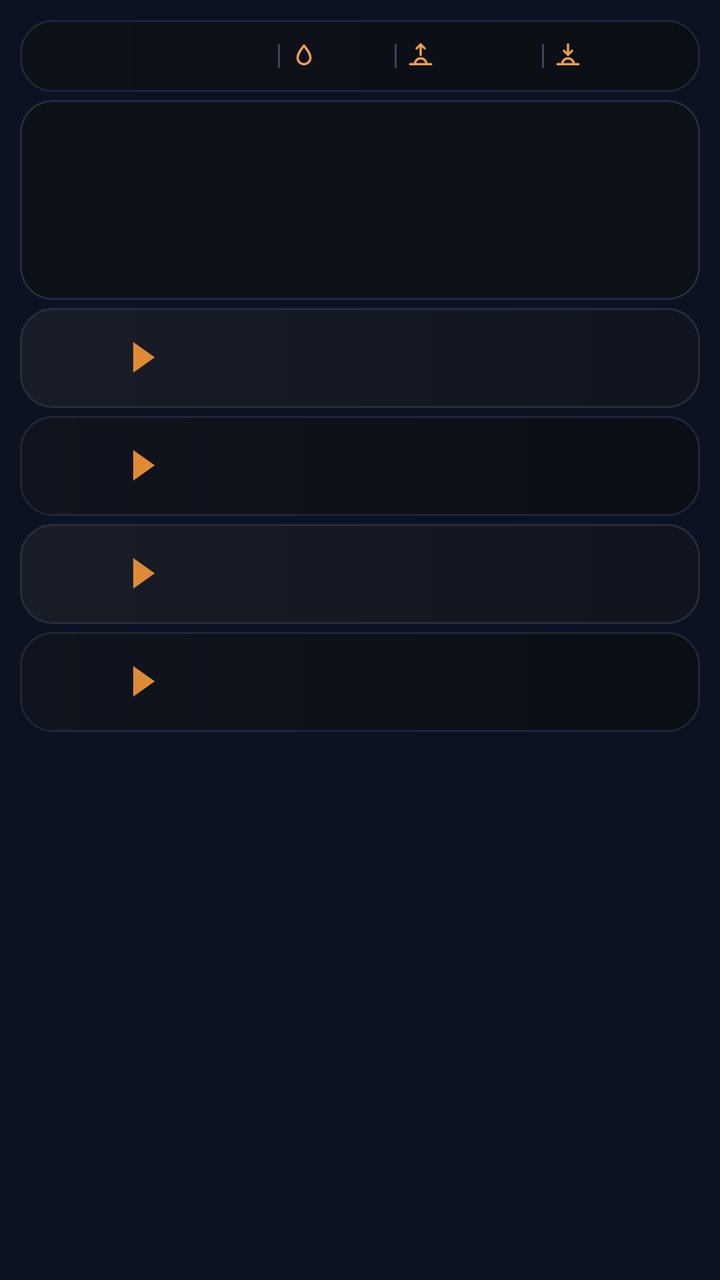
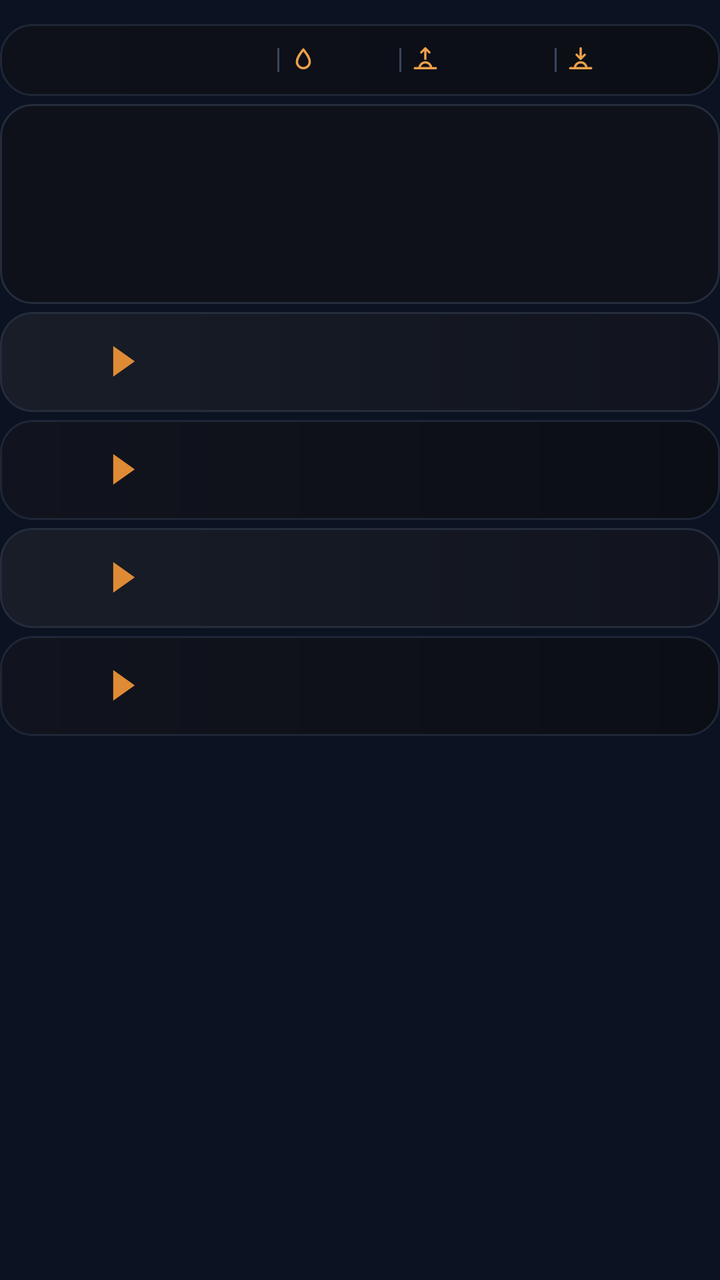

Screens rendered from an Android XML layout before and after an edit, with the pre-edit source and the edit as a unified diff.
<!-- AndroidManifest.xml: application theme AppTheme -->
<!-- res/layout/widget_k4.xml -->
<?xml version="1.0" encoding="utf-8"?>
<FrameLayout xmlns:android="http://schemas.android.com/apk/res/android"
    android:id="@+id/root"
    android:layout_width="match_parent"
    android:layout_height="match_parent"
    android:padding="10dp">

    <LinearLayout
        android:layout_width="match_parent"
        android:layout_height="wrap_content"
        android:orientation="vertical">
        <LinearLayout
            android:layout_width="match_parent"
            android:layout_height="36dp"
            android:orientation="horizontal"
            android:gravity="center"
            android:background="@drawable/cur_header"
            android:paddingStart="10dp"
            android:paddingEnd="10dp">
            <ImageView
                android:id="@+id/hdr_feels"
                android:layout_width="0dp"
                android:layout_height="18dp"
                android:layout_weight="15"
                android:scaleType="fitCenter" />
            <ImageView
                android:id="@+id/sep0"
                android:layout_width="1dp"
                android:layout_height="12dp"
                android:src="@drawable/cur_sep"
                android:layout_marginStart="5dp"
                android:layout_marginEnd="5dp"
                android:scaleType="fitXY" />
            <ImageView
                android:id="@+id/ic0"
                android:layout_width="14dp"
                android:layout_height="14dp"
                android:src="@drawable/ic_drop"
                android:scaleType="fitCenter" />
            <ImageView
                android:id="@+id/hdr_hum"
                android:layout_width="0dp"
                android:layout_height="18dp"
                android:layout_weight="4"
                android:layout_marginStart="3dp"
                android:scaleType="fitStart" />
            <ImageView
                android:id="@+id/sep1"
                android:layout_width="1dp"
                android:layout_height="12dp"
                android:src="@drawable/cur_sep"
                android:layout_marginStart="5dp"
                android:layout_marginEnd="5dp"
                android:scaleType="fitXY" />
            <ImageView
                android:id="@+id/ic1"
                android:layout_width="14dp"
                android:layout_height="14dp"
                android:src="@drawable/ic_sunrise"
                android:scaleType="fitCenter" />
            <ImageView
                android:id="@+id/hdr_rise"
                android:layout_width="0dp"
                android:layout_height="18dp"
                android:layout_weight="6"
                android:layout_marginStart="3dp"
                android:scaleType="fitStart" />
            <ImageView
                android:id="@+id/sep2"
                android:layout_width="1dp"
                android:layout_height="12dp"
                android:src="@drawable/cur_sep"
                android:layout_marginStart="5dp"
                android:layout_marginEnd="5dp"
                android:scaleType="fitXY" />
            <ImageView
                android:id="@+id/ic2"
                android:layout_width="14dp"
                android:layout_height="14dp"
                android:src="@drawable/ic_sunset"
                android:scaleType="fitCenter" />
            <ImageView
                android:id="@+id/hdr_set"
                android:layout_width="0dp"
                android:layout_height="18dp"
                android:layout_weight="6"
                android:layout_marginStart="3dp"
                android:scaleType="fitStart" />
        </LinearLayout>
        <LinearLayout
            android:layout_width="match_parent"
            android:layout_height="100dp"
            android:orientation="horizontal"
            android:layout_marginTop="4dp"
            android:background="@drawable/cur_clocks"
            android:clipToOutline="true"
            android:padding="1dp">
            <FrameLayout
                android:layout_width="0dp"
                android:layout_height="match_parent"
                android:layout_weight="1">
                <ImageView
                    android:id="@+id/clk_bg_0"
                    android:layout_width="match_parent"
                    android:layout_height="match_parent"
                    android:scaleType="fitXY" />
                <LinearLayout
                    android:layout_width="match_parent"
                    android:layout_height="match_parent"
                    android:orientation="vertical"
                    android:gravity="center"
                    android:paddingStart="2dp"
                    android:paddingEnd="2dp">
                    <ImageView
                        android:id="@+id/clk_day_0"
                        android:layout_width="match_parent"
                        android:layout_height="16dp"
                        android:scaleType="fitCenter" />
                    <ImageView
                        android:id="@+id/clk_time_0"
                        android:layout_width="match_parent"
                        android:layout_height="30dp"
                        android:scaleType="fitCenter" />
                    <ImageView
                        android:id="@+id/clk_city_0"
                        android:layout_width="match_parent"
                        android:layout_height="17dp"
                        android:scaleType="fitCenter" />
                </LinearLayout>
            </FrameLayout>
            <FrameLayout
                android:layout_width="0dp"
                android:layout_height="match_parent"
                android:layout_weight="1">
                <ImageView
                    android:id="@+id/clk_bg_1"
                    android:layout_width="match_parent"
                    android:layout_height="match_parent"
                    android:scaleType="fitXY" />
                <LinearLayout
                    android:layout_width="match_parent"
                    android:layout_height="match_parent"
                    android:orientation="vertical"
                    android:gravity="center"
                    android:paddingStart="2dp"
                    android:paddingEnd="2dp">
                    <ImageView
                        android:id="@+id/clk_day_1"
                        android:layout_width="match_parent"
                        android:layout_height="16dp"
                        android:scaleType="fitCenter" />
                    <ImageView
                        android:id="@+id/clk_time_1"
                        android:layout_width="match_parent"
                        android:layout_height="30dp"
                        android:scaleType="fitCenter" />
                    <ImageView
                        android:id="@+id/clk_city_1"
                        android:layout_width="match_parent"
                        android:layout_height="17dp"
                        android:scaleType="fitCenter" />
                </LinearLayout>
            </FrameLayout>
            <FrameLayout
                android:layout_width="0dp"
                android:layout_height="match_parent"
                android:layout_weight="1">
                <ImageView
                    android:id="@+id/clk_bg_2"
                    android:layout_width="match_parent"
                    android:layout_height="match_parent"
                    android:scaleType="fitXY" />
                <LinearLayout
                    android:layout_width="match_parent"
                    android:layout_height="match_parent"
                    android:orientation="vertical"
                    android:gravity="center"
                    android:paddingStart="2dp"
                    android:paddingEnd="2dp">
                    <ImageView
                        android:id="@+id/clk_day_2"
                        android:layout_width="match_parent"
                        android:layout_height="16dp"
                        android:scaleType="fitCenter" />
                    <ImageView
                        android:id="@+id/clk_time_2"
                        android:layout_width="match_parent"
                        android:layout_height="30dp"
                        android:scaleType="fitCenter" />
                    <ImageView
                        android:id="@+id/clk_city_2"
                        android:layout_width="match_parent"
                        android:layout_height="17dp"
                        android:scaleType="fitCenter" />
                </LinearLayout>
            </FrameLayout>
            <FrameLayout
                android:layout_width="0dp"
                android:layout_height="match_parent"
                android:layout_weight="1">
                <ImageView
                    android:id="@+id/clk_bg_3"
                    android:layout_width="match_parent"
                    android:layout_height="match_parent"
                    android:scaleType="fitXY" />
                <LinearLayout
                    android:layout_width="match_parent"
                    android:layout_height="match_parent"
                    android:orientation="vertical"
                    android:gravity="center"
                    android:paddingStart="2dp"
                    android:paddingEnd="2dp">
                    <ImageView
                        android:id="@+id/clk_day_3"
                        android:layout_width="match_parent"
                        android:layout_height="16dp"
                        android:scaleType="fitCenter" />
                    <ImageView
                        android:id="@+id/clk_time_3"
                        android:layout_width="match_parent"
                        android:layout_height="30dp"
                        android:scaleType="fitCenter" />
                    <ImageView
                        android:id="@+id/clk_city_3"
                        android:layout_width="match_parent"
                        android:layout_height="17dp"
                        android:scaleType="fitCenter" />
                </LinearLayout>
            </FrameLayout>
        </LinearLayout>
        <LinearLayout
            android:layout_width="match_parent"
            android:layout_height="50dp"
            android:orientation="horizontal"
            android:gravity="center_vertical"
            android:layout_marginTop="4dp"
            android:background="@drawable/cur_row_light"
            android:paddingStart="10dp"
            android:paddingEnd="10dp">
            <LinearLayout
                android:layout_width="wrap_content"
                android:layout_height="wrap_content"
                android:orientation="horizontal"
                android:gravity="center_vertical">
                <ImageView
                    android:id="@+id/fl_a_0"
                    android:layout_width="32dp"
                    android:layout_height="27dp"
                    android:scaleType="fitCenter" />
                <ImageView
                    android:id="@+id/code_a_0"
                    android:layout_width="wrap_content"
                    android:layout_height="22dp"
                    android:adjustViewBounds="true"
                    android:layout_marginStart="6dp"
                    android:scaleType="fitStart" />
                <ImageView
                    android:id="@+id/arrow_0"
                    android:layout_width="12dp"
                    android:layout_height="16dp"
                    android:src="@drawable/cur_arrow"
                    android:layout_marginStart="8dp"
                    android:layout_marginEnd="10dp"
                    android:scaleType="fitCenter" />
                <ImageView
                    android:id="@+id/fl_b_0"
                    android:layout_width="32dp"
                    android:layout_height="27dp"
                    android:scaleType="fitCenter" />
                <ImageView
                    android:id="@+id/code_b_0"
                    android:layout_width="wrap_content"
                    android:layout_height="22dp"
                    android:adjustViewBounds="true"
                    android:layout_marginStart="6dp"
                    android:scaleType="fitStart" />
            </LinearLayout>
            <FrameLayout
                android:layout_width="0dp"
                android:layout_height="1dp"
                android:layout_weight="1" />
            <LinearLayout
                android:layout_width="108dp"
                android:layout_height="wrap_content"
                android:orientation="vertical"
                android:layout_marginStart="6dp">
                <LinearLayout
                    android:layout_width="match_parent"
                    android:layout_height="wrap_content"
                    android:orientation="horizontal"
                    android:gravity="center_vertical">
                    <ImageView
                        android:id="@+id/mkt_lbl_0"
                        android:layout_width="40dp"
                        android:layout_height="14dp"
                        android:scaleType="fitStart" />
                    <ImageView
                        android:id="@+id/mkt_val_0"
                        android:layout_width="0dp"
                        android:layout_height="20dp"
                        android:layout_weight="1"
                        android:scaleType="fitEnd" />
                </LinearLayout>
                <LinearLayout
                    android:layout_width="match_parent"
                    android:layout_height="wrap_content"
                    android:orientation="horizontal"
                    android:gravity="center_vertical"
                    android:layout_marginTop="2dp">
                    <ImageView
                        android:id="@+id/visa_logo_0"
                        android:layout_width="40dp"
                        android:layout_height="20dp"
                        android:scaleType="fitStart" />
                    <ImageView
                        android:id="@+id/visa_val_0"
                        android:layout_width="0dp"
                        android:layout_height="17dp"
                        android:layout_weight="1"
                        android:scaleType="fitEnd" />
                </LinearLayout>
            </LinearLayout>
        </LinearLayout>
        <LinearLayout
            android:layout_width="match_parent"
            android:layout_height="50dp"
            android:orientation="horizontal"
            android:gravity="center_vertical"
            android:layout_marginTop="4dp"
            android:background="@drawable/cur_row_dark"
            android:paddingStart="10dp"
            android:paddingEnd="10dp">
            <LinearLayout
                android:layout_width="wrap_content"
                android:layout_height="wrap_content"
                android:orientation="horizontal"
                android:gravity="center_vertical">
                <ImageView
                    android:id="@+id/fl_a_1"
                    android:layout_width="32dp"
                    android:layout_height="27dp"
                    android:scaleType="fitCenter" />
                <ImageView
                    android:id="@+id/code_a_1"
                    android:layout_width="wrap_content"
                    android:layout_height="22dp"
                    android:adjustViewBounds="true"
                    android:layout_marginStart="6dp"
                    android:scaleType="fitStart" />
                <ImageView
                    android:id="@+id/arrow_1"
                    android:layout_width="12dp"
                    android:layout_height="16dp"
                    android:src="@drawable/cur_arrow"
                    android:layout_marginStart="8dp"
                    android:layout_marginEnd="10dp"
                    android:scaleType="fitCenter" />
                <ImageView
                    android:id="@+id/fl_b_1"
                    android:layout_width="32dp"
                    android:layout_height="27dp"
                    android:scaleType="fitCenter" />
                <ImageView
                    android:id="@+id/code_b_1"
                    android:layout_width="wrap_content"
                    android:layout_height="22dp"
                    android:adjustViewBounds="true"
                    android:layout_marginStart="6dp"
                    android:scaleType="fitStart" />
            </LinearLayout>
            <FrameLayout
                android:layout_width="0dp"
                android:layout_height="1dp"
                android:layout_weight="1" />
            <LinearLayout
                android:layout_width="108dp"
                android:layout_height="wrap_content"
                android:orientation="vertical"
                android:layout_marginStart="6dp">
                <LinearLayout
                    android:layout_width="match_parent"
                    android:layout_height="wrap_content"
                    android:orientation="horizontal"
                    android:gravity="center_vertical">
                    <ImageView
                        android:id="@+id/mkt_lbl_1"
                        android:layout_width="40dp"
                        android:layout_height="14dp"
                        android:scaleType="fitStart" />
                    <ImageView
                        android:id="@+id/mkt_val_1"
                        android:layout_width="0dp"
                        android:layout_height="20dp"
                        android:layout_weight="1"
                        android:scaleType="fitEnd" />
                </LinearLayout>
                <LinearLayout
                    android:layout_width="match_parent"
                    android:layout_height="wrap_content"
                    android:orientation="horizontal"
                    android:gravity="center_vertical"
                    android:layout_marginTop="2dp">
                    <ImageView
                        android:id="@+id/visa_logo_1"
                        android:layout_width="40dp"
                        android:layout_height="20dp"
                        android:scaleType="fitStart" />
                    <ImageView
                        android:id="@+id/visa_val_1"
                        android:layout_width="0dp"
                        android:layout_height="17dp"
                        android:layout_weight="1"
                        android:scaleType="fitEnd" />
                </LinearLayout>
            </LinearLayout>
        </LinearLayout>
        <LinearLayout
            android:layout_width="match_parent"
            android:layout_height="50dp"
            android:orientation="horizontal"
            android:gravity="center_vertical"
            android:layout_marginTop="4dp"
            android:background="@drawable/cur_row_light"
            android:paddingStart="10dp"
            android:paddingEnd="10dp">
            <LinearLayout
                android:layout_width="wrap_content"
                android:layout_height="wrap_content"
                android:orientation="horizontal"
                android:gravity="center_vertical">
                <ImageView
                    android:id="@+id/fl_a_2"
                    android:layout_width="32dp"
                    android:layout_height="27dp"
                    android:scaleType="fitCenter" />
                <ImageView
                    android:id="@+id/code_a_2"
                    android:layout_width="wrap_content"
                    android:layout_height="22dp"
                    android:adjustViewBounds="true"
                    android:layout_marginStart="6dp"
                    android:scaleType="fitStart" />
                <ImageView
                    android:id="@+id/arrow_2"
                    android:layout_width="12dp"
                    android:layout_height="16dp"
                    android:src="@drawable/cur_arrow"
                    android:layout_marginStart="8dp"
                    android:layout_marginEnd="10dp"
                    android:scaleType="fitCenter" />
                <ImageView
                    android:id="@+id/fl_b_2"
                    android:layout_width="32dp"
                    android:layout_height="27dp"
                    android:scaleType="fitCenter" />
                <ImageView
                    android:id="@+id/code_b_2"
                    android:layout_width="wrap_content"
                    android:layout_height="22dp"
                    android:adjustViewBounds="true"
                    android:layout_marginStart="6dp"
                    android:scaleType="fitStart" />
            </LinearLayout>
            <FrameLayout
                android:layout_width="0dp"
                android:layout_height="1dp"
                android:layout_weight="1" />
            <LinearLayout
                android:layout_width="108dp"
                android:layout_height="wrap_content"
                android:orientation="vertical"
                android:layout_marginStart="6dp">
                <LinearLayout
                    android:layout_width="match_parent"
                    android:layout_height="wrap_content"
                    android:orientation="horizontal"
                    android:gravity="center_vertical">
                    <ImageView
                        android:id="@+id/mkt_lbl_2"
                        android:layout_width="40dp"
                        android:layout_height="14dp"
                        android:scaleType="fitStart" />
                    <ImageView
                        android:id="@+id/mkt_val_2"
                        android:layout_width="0dp"
                        android:layout_height="20dp"
                        android:layout_weight="1"
                        android:scaleType="fitEnd" />
                </LinearLayout>
                <LinearLayout
                    android:layout_width="match_parent"
                    android:layout_height="wrap_content"
                    android:orientation="horizontal"
                    android:gravity="center_vertical"
                    android:layout_marginTop="2dp">
                    <ImageView
                        android:id="@+id/visa_logo_2"
                        android:layout_width="40dp"
                        android:layout_height="20dp"
                        android:scaleType="fitStart" />
                    <ImageView
                        android:id="@+id/visa_val_2"
                        android:layout_width="0dp"
                        android:layout_height="17dp"
                        android:layout_weight="1"
                        android:scaleType="fitEnd" />
                </LinearLayout>
            </LinearLayout>
        </LinearLayout>
        <LinearLayout
            android:layout_width="match_parent"
            android:layout_height="50dp"
            android:orientation="horizontal"
            android:gravity="center_vertical"
            android:layout_marginTop="4dp"
            android:background="@drawable/cur_row_dark"
            android:paddingStart="10dp"
            android:paddingEnd="10dp">
            <LinearLayout
                android:layout_width="wrap_content"
                android:layout_height="wrap_content"
                android:orientation="horizontal"
                android:gravity="center_vertical">
                <ImageView
                    android:id="@+id/fl_a_3"
                    android:layout_width="32dp"
                    android:layout_height="27dp"
                    android:scaleType="fitCenter" />
                <ImageView
                    android:id="@+id/code_a_3"
                    android:layout_width="wrap_content"
                    android:layout_height="22dp"
                    android:adjustViewBounds="true"
                    android:layout_marginStart="6dp"
                    android:scaleType="fitStart" />
                <ImageView
                    android:id="@+id/arrow_3"
                    android:layout_width="12dp"
                    android:layout_height="16dp"
                    android:src="@drawable/cur_arrow"
                    android:layout_marginStart="8dp"
                    android:layout_marginEnd="10dp"
                    android:scaleType="fitCenter" />
                <ImageView
                    android:id="@+id/fl_b_3"
                    android:layout_width="32dp"
                    android:layout_height="27dp"
                    android:scaleType="fitCenter" />
                <ImageView
                    android:id="@+id/code_b_3"
                    android:layout_width="wrap_content"
                    android:layout_height="22dp"
                    android:adjustViewBounds="true"
                    android:layout_marginStart="6dp"
                    android:scaleType="fitStart" />
            </LinearLayout>
            <FrameLayout
                android:layout_width="0dp"
                android:layout_height="1dp"
                android:layout_weight="1" />
            <LinearLayout
                android:layout_width="108dp"
                android:layout_height="wrap_content"
                android:orientation="vertical"
                android:layout_marginStart="6dp">
                <LinearLayout
                    android:layout_width="match_parent"
                    android:layout_height="wrap_content"
                    android:orientation="horizontal"
                    android:gravity="center_vertical">
                    <ImageView
                        android:id="@+id/mkt_lbl_3"
                        android:layout_width="40dp"
                        android:layout_height="14dp"
                        android:scaleType="fitStart" />
                    <ImageView
                        android:id="@+id/mkt_val_3"
                        android:layout_width="0dp"
                        android:layout_height="20dp"
                        android:layout_weight="1"
                        android:scaleType="fitEnd" />
                </LinearLayout>
                <LinearLayout
                    android:layout_width="match_parent"
                    android:layout_height="wrap_content"
                    android:orientation="horizontal"
                    android:gravity="center_vertical"
                    android:layout_marginTop="2dp">
                    <ImageView
                        android:id="@+id/visa_logo_3"
                        android:layout_width="40dp"
                        android:layout_height="20dp"
                        android:scaleType="fitStart" />
                    <ImageView
                        android:id="@+id/visa_val_3"
                        android:layout_width="0dp"
                        android:layout_height="17dp"
                        android:layout_weight="1"
                        android:scaleType="fitEnd" />
                </LinearLayout>
            </LinearLayout>
        </LinearLayout>
    </LinearLayout>
</FrameLayout>
<!-- resources referenced by this layout -->
<resources>
  <!-- drawable cur_arrow (drawable) -->
  <?xml version="1.0" encoding="utf-8"?>
  <vector xmlns:android="http://schemas.android.com/apk/res/android" android:width="20dp" android:height="26dp" android:viewportWidth="20" android:viewportHeight="26">
      <path android:fillColor="#FFDF8B35" android:pathData="M1,0L1,26L19,13Z" />
  </vector>
  <!-- drawable cur_clocks (drawable) -->
  <?xml version="1.0" encoding="utf-8"?>
  <shape xmlns:android="http://schemas.android.com/apk/res/android" android:shape="rectangle">
      <gradient android:angle="0" android:startColor="#FF0E111A" android:endColor="#FF0E111A" />
      <stroke android:width="1dp" android:color="#FF252C3C" />
      <corners android:radius="@dimen/widget_radius" />
  </shape>
  <!-- drawable cur_header (drawable) -->
  <?xml version="1.0" encoding="utf-8"?>
  <shape xmlns:android="http://schemas.android.com/apk/res/android" android:shape="rectangle">
      <gradient android:angle="0" android:startColor="#FF0E111A" android:endColor="#FF0B0E15" />
      <stroke android:width="1dp" android:color="#FF1F2636" />
      <corners android:radius="@dimen/widget_radius" />
  </shape>
  <!-- drawable cur_row_dark (drawable) -->
  <?xml version="1.0" encoding="utf-8"?>
  <shape xmlns:android="http://schemas.android.com/apk/res/android" android:shape="rectangle">
      <gradient android:angle="0" android:startColor="#FF11141E" android:endColor="#FF0B0E15" />
      <stroke android:width="1dp" android:color="#FF1F2636" />
      <corners android:radius="@dimen/widget_radius" />
  </shape>
  <!-- drawable cur_row_light (drawable) -->
  <?xml version="1.0" encoding="utf-8"?>
  <shape xmlns:android="http://schemas.android.com/apk/res/android" android:shape="rectangle">
      <gradient android:angle="0" android:startColor="#FF181D28" android:endColor="#FF11141E" />
      <stroke android:width="1dp" android:color="#FF252C3C" />
      <corners android:radius="@dimen/widget_radius" />
  </shape>
  <!-- drawable cur_sep (drawable) -->
  <?xml version="1.0" encoding="utf-8"?>
  <shape xmlns:android="http://schemas.android.com/apk/res/android" android:shape="rectangle"><solid android:color="#FF3A4560" /></shape>
  <!-- drawable ic_drop (drawable) -->
  <?xml version="1.0" encoding="utf-8"?>
  <vector xmlns:android="http://schemas.android.com/apk/res/android" android:width="24dp" android:height="24dp" android:viewportWidth="24" android:viewportHeight="24">
      <path android:strokeColor="#FFF0A04B" android:strokeWidth="2" android:strokeLineJoin="round" android:fillColor="#00000000"
          android:pathData="M12,3C15,7 17.5,10 17.5,13.5A5.5,5.5 0,0 1,6.5 13.5C6.5,10 9,7 12,3Z" />
  </vector>
  <!-- drawable ic_sunset (drawable) -->
  <?xml version="1.0" encoding="utf-8"?>
  <vector xmlns:android="http://schemas.android.com/apk/res/android" android:width="24dp" android:height="24dp" android:viewportWidth="24" android:viewportHeight="24">
      <path android:strokeColor="#FFF0A04B" android:strokeWidth="2" android:strokeLineCap="round" android:strokeLineJoin="round" android:fillColor="#00000000"
          android:pathData="M3,19L21,19M7,19A5,5 0,0 1,17 19M12,2L12,11M8.5,7.5L12,11L15.5,7.5" />
  </vector>
  <style name="AppTheme" parent="@android:style/Theme.DeviceDefault.NoActionBar">
          <item name="android:colorAccent">#DF8B35</item>
          <item name="android:colorControlActivated">#DF8B35</item>
          <item name="android:windowBackground">#0B1322</item>
          <item name="android:statusBarColor">#0E111A</item>
          <item name="android:navigationBarColor">#0B1322</item>
          <item name="android:textColorHint">#718096</item>
      </style>
  <dimen name="widget_radius">16dp</dimen>
  <!-- unchanged entries left out for length: 1 -->
</resources>

<!-- the commit's change to res/layout/widget_k4.xml (unified diff, before → after) -->
@@ -3,7 +3,8 @@
     android:id="@+id/root"
     android:layout_width="match_parent"
     android:layout_height="match_parent"
-    android:padding="10dp">
+    android:paddingTop="12dp"
+    android:paddingBottom="12dp">
 
     <LinearLayout
         android:layout_width="match_parent"
